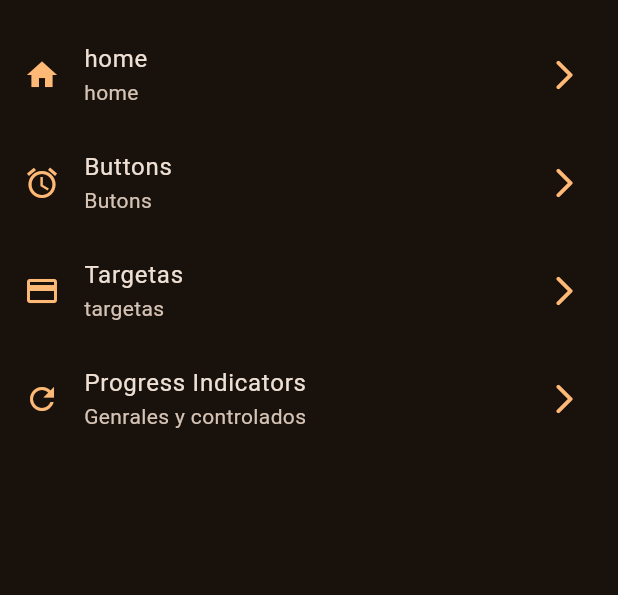
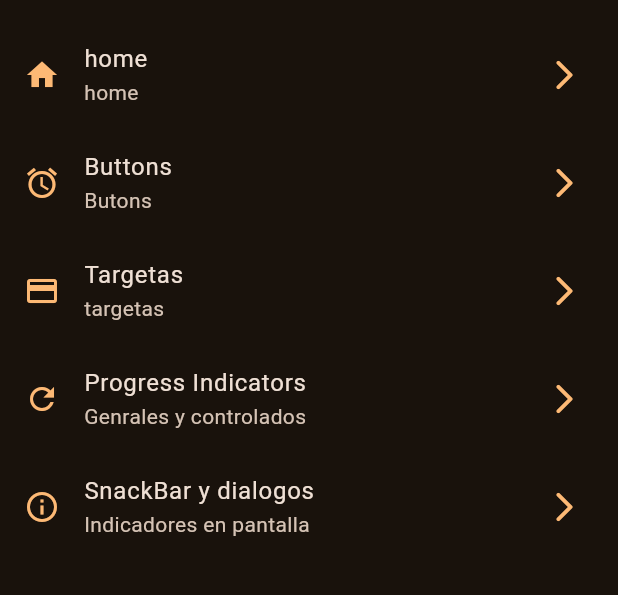
Before and after one commit to garciaeury26/widgets_app, a Flutter app: the screen it shows after launch, on a phone screen of 412 x 824 dp, the part 63-658 px from its top. Run offline on Flutter 3.47's test engine with Material 2 defaults, Android fonts, the phone set to English and light mode, and no system bars; our stand-ins replace go_router.

Commit message:
snacbars dialogos

```diff
--- a/lib/config/menu/menu_items.dart
+++ b/lib/config/menu/menu_items.dart
@@ -19,7 +19,8 @@ const appMenuItems = <MenuItem>[
       title: 'Buttons',
       subTitle: 'Butons',
       link: '/buttons',
-      icon: Icons.access_alarms_outlined),
+      icon: Icons.access_alarms_outlined
+  ),
   MenuItem(
       title: 'Targetas',
       subTitle: 'targetas',
@@ -30,4 +31,10 @@ const appMenuItems = <MenuItem>[
       subTitle: 'Genrales y controlados',
       link: '/pogress',
       icon: Icons.refresh),
+  MenuItem(
+      title: 'SnackBar y dialogos',
+      subTitle: 'Indicadores en pantalla',
+      link: '/snackbar',
+      icon: Icons.info_outline),
+
 ];
--- a/lib/config/router/router_config.dart
+++ b/lib/config/router/router_config.dart
@@ -22,6 +22,11 @@ final appRouter = GoRouter(
       path: '/pogress',
       name: const ProgresSCreen().name,
       builder: (context, state) => const ProgresSCreen(),
+    ),
+    GoRoute(
+      path: '/snackbar',
+      name: const SnackbarScreen().name,
+      builder: (context, state) => const SnackbarScreen(),
     )
   ],
 );
```
Also changed, not shown: lib/presentations/screens/snackbar/snackbar_screen.dart (+63 -2 lines).
